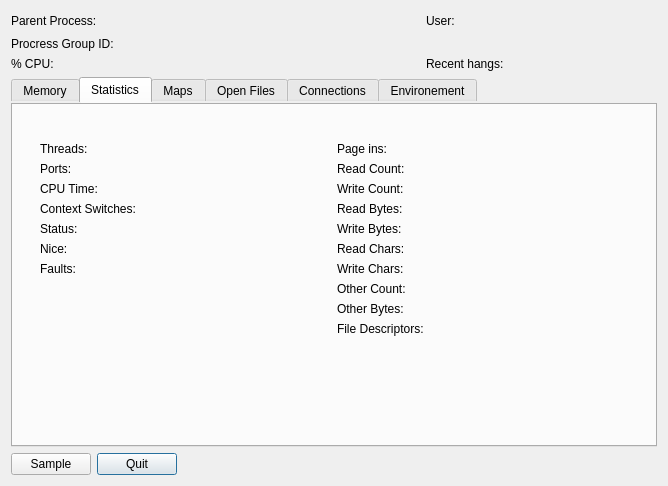
First picture: the form in Under Construction/Activity Monitor.app/Resources/dialog_inspect_process.ui, repository helloSystem/Utilities, before the edit.
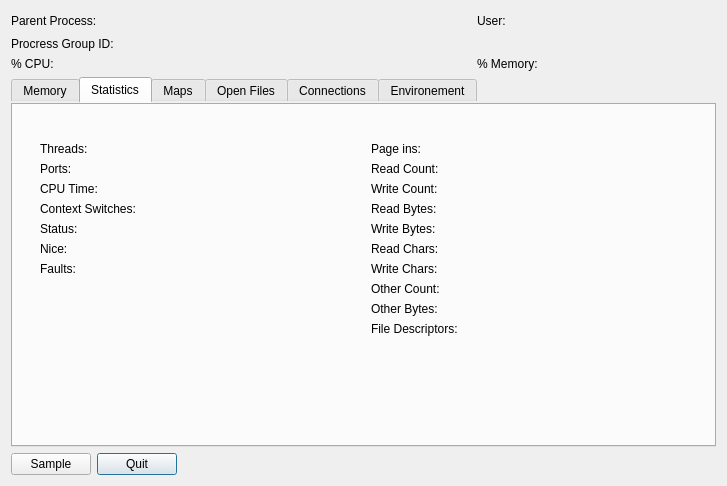
Second picture: the form after the edit. The open tabs and pages were chosen to show the change.

Commit message: Fixe about shorting in Inspect Dialog

```diff
--- a/Under Construction/Activity Monitor.app/Resources/dialog_inspect_process.ui
+++ b/Under Construction/Activity Monitor.app/Resources/dialog_inspect_process.ui
@@ -6,14 +6,35 @@
    <rect>
     <x>0</x>
     <y>0</y>
-    <width>668</width>
+    <width>727</width>
     <height>486</height>
    </rect>
   </property>
+  <property name="sizePolicy">
+   <sizepolicy hsizetype="Preferred" vsizetype="Preferred">
+    <horstretch>0</horstretch>
+    <verstretch>0</verstretch>
+   </sizepolicy>
+  </property>
+  <property name="maximumSize">
+   <size>
+    <width>16777215</width>
+    <height>16777215</height>
+   </size>
+  </property>
+  <property name="baseSize">
+   <size>
+    <width>0</width>
+    <height>0</height>
+   </size>
+  </property>
   <property name="windowTitle">
    <string>Form</string>
   </property>
   <layout class="QVBoxLayout" name="verticalLayout_2">
+   <property name="sizeConstraint">
+    <enum>QLayout::SetDefaultConstraint</enum>
+   </property>
    <item>
     <layout class="QGridLayout" name="gridLayout">
      <item row="1" column="1" alignment="Qt::AlignLeft">
@@ -112,7 +133,7 @@
      <item row="2" column="4" alignment="Qt::AlignLeft">
       <widget class="QLabel" name="label_9">
        <property name="text">
-        <string>Recent hangs:</string>
+        <string>% Memory:</string>
        </property>
       </widget>
      </item>
@@ -522,7 +543,7 @@
              <item row="2" column="0">
               <widget class="QLabel" name="cpu_time">
                <property name="sizePolicy">
-                <sizepolicy hsizetype="MinimumExpanding" vsizetype="Preferred">
+                <sizepolicy hsizetype="Preferred" vsizetype="Preferred">
                  <horstretch>0</horstretch>
                  <verstretch>0</verstretch>
                 </sizepolicy>
@@ -538,7 +559,7 @@
              <item row="4" column="0">
               <widget class="QLabel" name="status">
                <property name="sizePolicy">
-                <sizepolicy hsizetype="MinimumExpanding" vsizetype="Preferred">
+                <sizepolicy hsizetype="Preferred" vsizetype="Preferred">
                  <horstretch>0</horstretch>
                  <verstretch>0</verstretch>
                 </sizepolicy>
@@ -554,7 +575,7 @@
              <item row="3" column="0">
               <widget class="QLabel" name="context_switches">
                <property name="sizePolicy">
-                <sizepolicy hsizetype="MinimumExpanding" vsizetype="Preferred">
+                <sizepolicy hsizetype="Preferred" vsizetype="Preferred">
                  <horstretch>0</horstretch>
                  <verstretch>0</verstretch>
                 </sizepolicy>
@@ -572,16 +593,25 @@
                <property name="orientation">
                 <enum>Qt::Vertical</enum>
                </property>
+               <property name="sizeType">
+                <enum>QSizePolicy::MinimumExpanding</enum>
+               </property>
                <property name="sizeHint" stdset="0">
                 <size>
                  <width>20</width>
-                 <height>40</height>
+                 <height>0</height>
                 </size>
                </property>
               </spacer>
              </item>
              <item row="0" column="1">
               <widget class="QLabel" name="threads_number_value">
+               <property name="sizePolicy">
+                <sizepolicy hsizetype="Preferred" vsizetype="Preferred">
+                 <horstretch>0</horstretch>
+                 <verstretch>0</verstretch>
+                </sizepolicy>
+               </property>
                <property name="minimumSize">
                 <size>
                  <width>20</width>
@@ -621,7 +651,7 @@
              <item row="0" column="0">
               <widget class="QLabel" name="threads_number">
                <property name="sizePolicy">
-                <sizepolicy hsizetype="MinimumExpanding" vsizetype="Preferred">
+                <sizepolicy hsizetype="Ignored" vsizetype="Preferred">
                  <horstretch>0</horstretch>
                  <verstretch>0</verstretch>
                 </sizepolicy>
@@ -672,7 +702,7 @@
              <item row="5" column="0">
               <widget class="QLabel" name="nice">
                <property name="sizePolicy">
-                <sizepolicy hsizetype="MinimumExpanding" vsizetype="Preferred">
+                <sizepolicy hsizetype="Preferred" vsizetype="Preferred">
                  <horstretch>0</horstretch>
                  <verstretch>0</verstretch>
                 </sizepolicy>
@@ -688,7 +718,7 @@
              <item row="6" column="0">
               <widget class="QLabel" name="fault">
                <property name="sizePolicy">
-                <sizepolicy hsizetype="MinimumExpanding" vsizetype="Preferred">
+                <sizepolicy hsizetype="Preferred" vsizetype="Preferred">
                  <horstretch>0</horstretch>
                  <verstretch>0</verstretch>
                 </sizepolicy>
@@ -704,7 +734,7 @@
              <item row="1" column="0">
               <widget class="QLabel" name="ports">
                <property name="sizePolicy">
-                <sizepolicy hsizetype="MinimumExpanding" vsizetype="Preferred">
+                <sizepolicy hsizetype="Preferred" vsizetype="Minimum">
                  <horstretch>0</horstretch>
                  <verstretch>0</verstretch>
                 </sizepolicy>
@@ -819,7 +849,7 @@
              <item row="8" column="0">
               <widget class="QLabel" name="other_bytes">
                <property name="sizePolicy">
-                <sizepolicy hsizetype="MinimumExpanding" vsizetype="Preferred">
+                <sizepolicy hsizetype="Preferred" vsizetype="Preferred">
                  <horstretch>0</horstretch>
                  <verstretch>0</verstretch>
                 </sizepolicy>
@@ -837,10 +867,13 @@
                <property name="orientation">
                 <enum>Qt::Vertical</enum>
                </property>
+               <property name="sizeType">
+                <enum>QSizePolicy::MinimumExpanding</enum>
+               </property>
                <property name="sizeHint" stdset="0">
                 <size>
                  <width>20</width>
-                 <height>40</height>
+                 <height>0</height>
                 </size>
                </property>
               </spacer>
@@ -867,7 +900,7 @@
              <item row="0" column="0">
               <widget class="QLabel" name="pageins">
                <property name="sizePolicy">
-                <sizepolicy hsizetype="MinimumExpanding" vsizetype="Preferred">
+                <sizepolicy hsizetype="Preferred" vsizetype="Preferred">
                  <horstretch>0</horstretch>
                  <verstretch>0</verstretch>
                 </sizepolicy>
@@ -882,6 +915,12 @@
              </item>
              <item row="0" column="1">
               <widget class="QLabel" name="pageins_value">
+               <property name="sizePolicy">
+                <sizepolicy hsizetype="Preferred" vsizetype="Preferred">
+                 <horstretch>0</horstretch>
+                 <verstretch>0</verstretch>
+                </sizepolicy>
+               </property>
                <property name="minimumSize">
                 <size>
                  <width>20</width>
@@ -902,7 +941,7 @@
              <item row="2" column="0">
               <widget class="QLabel" name="write_count">
                <property name="sizePolicy">
-                <sizepolicy hsizetype="MinimumExpanding" vsizetype="Preferred">
+                <sizepolicy hsizetype="Preferred" vsizetype="Preferred">
                  <horstretch>0</horstretch>
                  <verstretch>0</verstretch>
                 </sizepolicy>
@@ -918,7 +957,7 @@
              <item row="5" column="0">
               <widget class="QLabel" name="read_chars">
                <property name="sizePolicy">
-                <sizepolicy hsizetype="MinimumExpanding" vsizetype="Preferred">
+                <sizepolicy hsizetype="Preferred" vsizetype="Preferred">
                  <horstretch>0</horstretch>
                  <verstretch>0</verstretch>
                 </sizepolicy>
@@ -953,7 +992,7 @@
              <item row="9" column="0">
               <widget class="QLabel" name="file_descriptors">
                <property name="sizePolicy">
-                <sizepolicy hsizetype="MinimumExpanding" vsizetype="Preferred">
+                <sizepolicy hsizetype="Preferred" vsizetype="Preferred">
                  <horstretch>0</horstretch>
                  <verstretch>0</verstretch>
                 </sizepolicy>
@@ -988,7 +1027,7 @@
              <item row="7" column="0">
               <widget class="QLabel" name="other_count">
                <property name="sizePolicy">
-                <sizepolicy hsizetype="MinimumExpanding" vsizetype="Preferred">
+                <sizepolicy hsizetype="Preferred" vsizetype="Preferred">
                  <horstretch>0</horstretch>
                  <verstretch>0</verstretch>
                 </sizepolicy>
@@ -1042,7 +1081,7 @@
              <item row="3" column="0">
               <widget class="QLabel" name="read_bytes">
                <property name="sizePolicy">
-                <sizepolicy hsizetype="MinimumExpanding" vsizetype="Preferred">
+                <sizepolicy hsizetype="Preferred" vsizetype="Preferred">
                  <horstretch>0</horstretch>
                  <verstretch>0</verstretch>
                 </sizepolicy>
@@ -1096,7 +1135,7 @@
              <item row="6" column="0">
               <widget class="QLabel" name="write_chars">
                <property name="sizePolicy">
-                <sizepolicy hsizetype="MinimumExpanding" vsizetype="Preferred">
+                <sizepolicy hsizetype="Preferred" vsizetype="Preferred">
                  <horstretch>0</horstretch>
                  <verstretch>0</verstretch>
                 </sizepolicy>
@@ -1112,7 +1151,7 @@
              <item row="4" column="0">
               <widget class="QLabel" name="write_bytes">
                <property name="sizePolicy">
-                <sizepolicy hsizetype="MinimumExpanding" vsizetype="Preferred">
+                <sizepolicy hsizetype="Preferred" vsizetype="Preferred">
                  <horstretch>0</horstretch>
                  <verstretch>0</verstretch>
                 </sizepolicy>
@@ -1128,7 +1167,7 @@
              <item row="1" column="0">
               <widget class="QLabel" name="read_count">
                <property name="sizePolicy">
-                <sizepolicy hsizetype="MinimumExpanding" vsizetype="Preferred">
+                <sizepolicy hsizetype="Preferred" vsizetype="Minimum">
                  <horstretch>0</horstretch>
                  <verstretch>0</verstretch>
                 </sizepolicy>
```
Left out of the diff: 22 changed lines with no effect on the pictures. The commit also changes 4 other files.
